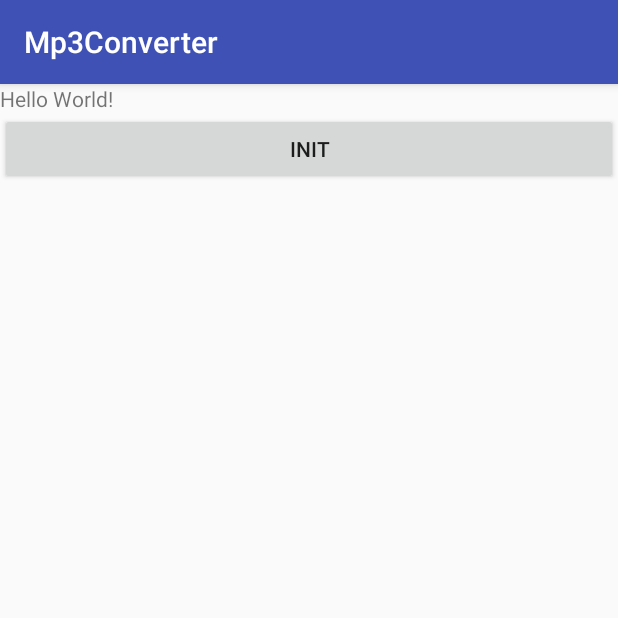
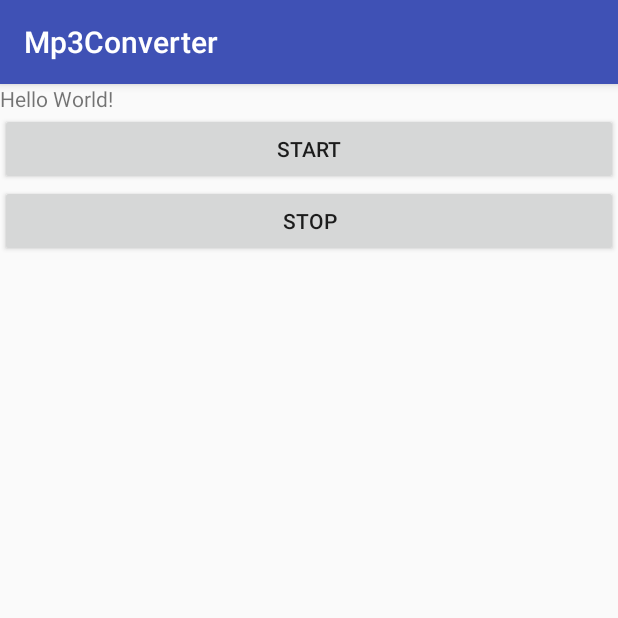
Before and after one commit to McoyJiang/Mp3Converter, an Android app: the screen it shows after launch (MainActivity), on a phone screen of 412 x 824 dp, the top half of it. Run offline under Robolectric (Android 15) with nearby library versions, the phone set to English and light mode, and no system bars.

Commit message:
add audio record function, and transform it into .mp3 format

```diff
--- a/app/src/main/AndroidManifest.xml
+++ b/app/src/main/AndroidManifest.xml
@@ -1,6 +1,9 @@
 <?xml version="1.0" encoding="utf-8"?>
 <manifest xmlns:android="http://schemas.android.com/apk/res/android"
     package="com.example.danny_jiang.mp3converter">
+
+    <uses-permission android:name="android.permission.RECORD_AUDIO" />
+    <uses-permission android:name="android.permission.WRITE_EXTERNAL_STORAGE" />
 
     <application
         android:allowBackup="true"
--- a/app/src/main/java/com/example/danny_jiang/mp3converter/MainActivity.java
+++ b/app/src/main/java/com/example/danny_jiang/mp3converter/MainActivity.java
@@ -1,29 +1,47 @@
 package com.example.danny_jiang.mp3converter;
 
+import android.os.Bundle;
+import android.os.Environment;
 import android.support.v7.app.AppCompatActivity;
-import android.os.Bundle;
 import android.view.View;
-import android.widget.TextView;
+import android.widget.Button;
 
-import com.example.danny_jiang.mp3converter.utils.Constant;
-import com.example.danny_jiang.mp3converter.utils.LameUtils;
+import com.example.danny_jiang.mp3converter.utils.Mp3Recorder;
+
+import java.io.File;
+import java.io.IOException;
 
 public class MainActivity extends AppCompatActivity {
 
+    private Mp3Recorder mRecorder = new Mp3Recorder(new File(Environment.getExternalStorageDirectory(),"test.mp3"));
+
     @Override
-    protected void onCreate(Bundle savedInstanceState) {
+    public void onCreate(Bundle savedInstanceState) {
         super.onCreate(savedInstanceState);
         setContentView(R.layout.activity_main);
-
-        // Example of a call to a native method
-        TextView tv = (TextView) findViewById(R.id.sample_text);
-        tv.setText(LameUtils.stringFromJNI());
+        Button startButton = (Button) findViewById(R.id.StartButton);
+        startButton.setOnClickListener(new View.OnClickListener() {
+            @Override
+            public void onClick(View v) {
+                try {
+                    mRecorder.start();
+                } catch (IOException e) {
+                    e.printStackTrace();
+                }
+            }
+        });
+        Button stopButton = (Button) findViewById(R.id.StopButton);
+        stopButton.setOnClickListener(new View.OnClickListener() {
+            @Override
+            public void onClick(View v) {
+                mRecorder.stop();
+            }
+        });
     }
 
-    public void init(View view) {
-        LameUtils.init(Constant.LameBehaviorChannelNumber, Constant.RecordSampleRate,
-                Constant.BehaviorSampleRate, Constant.LameBehaviorBitRate, Constant.LameMp3Quality);
-
-        //LameUtils.encodeFile(firstDecodedPcm, transformMusicUrl);
+    @Override
+    protected void onDestroy() {
+        super.onDestroy();
+        mRecorder.stop();
     }
 }
--- a/app/src/main/java/com/example/danny_jiang/mp3converter/utils/Mp3Recorder.java
+++ b/app/src/main/java/com/example/danny_jiang/mp3converter/utils/Mp3Recorder.java
@@ -177,7 +177,7 @@ public class Mp3Recorder {
 		 * The bit rate is 32kbps
 		 *
 		 */
-        LameUtils.init(DEFAULT_SAMPLING_RATE, DEFAULT_LAME_IN_CHANNEL, DEFAULT_SAMPLING_RATE, DEFAULT_LAME_MP3_BIT_RATE, DEFAULT_LAME_MP3_QUALITY);
+        LameUtils.init(DEFAULT_LAME_IN_CHANNEL, DEFAULT_SAMPLING_RATE, DEFAULT_SAMPLING_RATE, DEFAULT_LAME_MP3_BIT_RATE, DEFAULT_LAME_MP3_QUALITY);
         // Create and run thread used to encode data
         // The thread will
         mEncodeThread = new DataEncodeThread(mRecordFile, mBufferSize);
--- a/app/src/main/res/layout/activity_main.xml
+++ b/app/src/main/res/layout/activity_main.xml
@@ -16,8 +16,14 @@
         app:layout_constraintTop_toTopOf="parent" />
 
     <Button
-        android:text="init"
-        android:onClick="init"
+        android:id="@+id/StartButton"
+        android:text="start"
+        android:layout_width="match_parent"
+        android:layout_height="wrap_content" />
+
+    <Button
+        android:id="@+id/StopButton"
+        android:text="stop"
         android:layout_width="match_parent"
         android:layout_height="wrap_content" />
 
```
Also changed, not shown: 9 other files.
